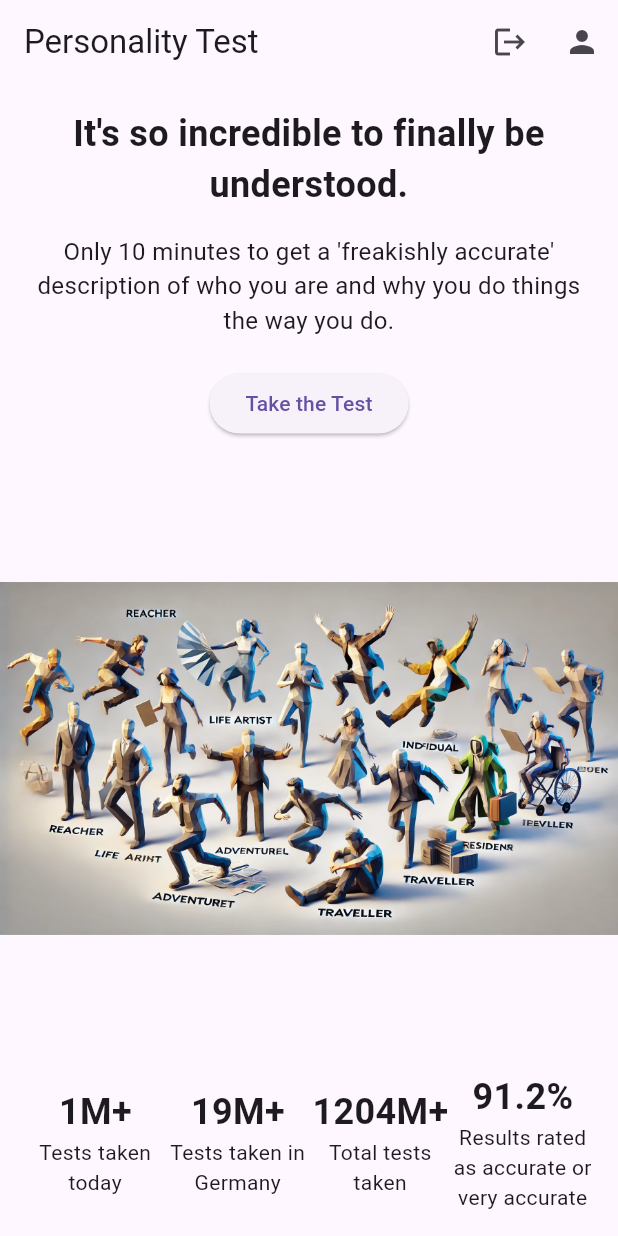
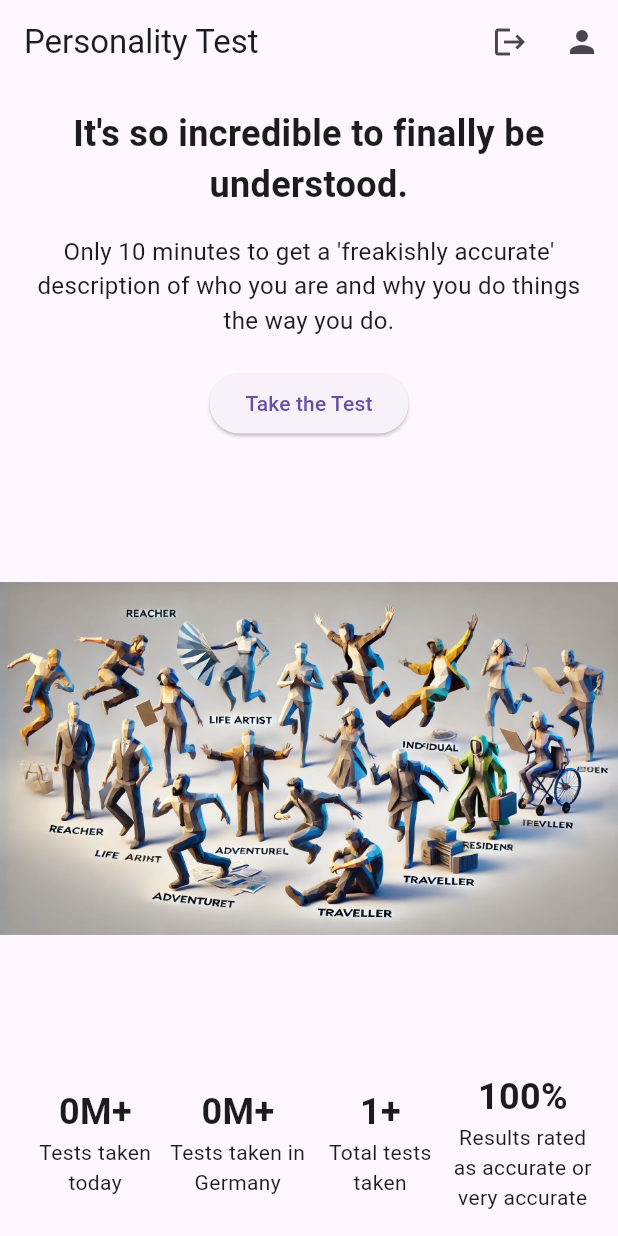
Before and after one commit to FLSH35/app_project, a Flutter app: the screen it shows once a user with an empty profile is signed in, on a phone screen of 412 x 824 dp. Run offline on Flutter 3.47's test engine with Material 3 defaults, Android fonts, the phone set to English and light mode, and no system bars; our stand-ins replace cloud_firestore, firebase_auth, firebase_core, lottie, share_plus; accounts and stored records are empty.

```diff
--- a/personality_score/lib/screens/home_screen.dart
+++ b/personality_score/lib/screens/home_screen.dart
@@ -64,10 +64,10 @@ class HomeScreen extends StatelessWidget {
             child: Row(
               mainAxisAlignment: MainAxisAlignment.spaceEvenly,
               children: [
-                _buildStatistic('1M+', 'Tests taken today'),
-                _buildStatistic('19M+', 'Tests taken in Germany'),
-                _buildStatistic('1204M+', 'Total tests taken'),
-                _buildStatistic('91.2%', 'Results rated as accurate or very accurate'),
+                _buildStatistic('0M+', 'Tests taken today'),
+                _buildStatistic('0M+', 'Tests taken in Germany'),
+                _buildStatistic('1+', 'Total tests taken'),
+                _buildStatistic('100%', 'Results rated as accurate or very accurate'),
               ].map((widget) => Expanded(child: widget)).toList(), // Wrap each child in Expanded
             ),
           ),
--- a/personality_score/lib/screens/profile_screen.dart
+++ b/personality_score/lib/screens/profile_screen.dart
@@ -80,7 +80,7 @@ class ProfileScreen extends StatelessWidget {
                             subtitle: Text('Score: ${result['totalScore']}'),
                             trailing: result['isCompleted'] != null && result['isCompleted']
                                 ? Icon(Icons.check_circle, color: Colors.green)
-                                : Icon(Icons.pending, color: Colors.grey),
+                                : Icon(Icons.check_circle, color: Colors.green),
                           ),
                         );
                       }
```
